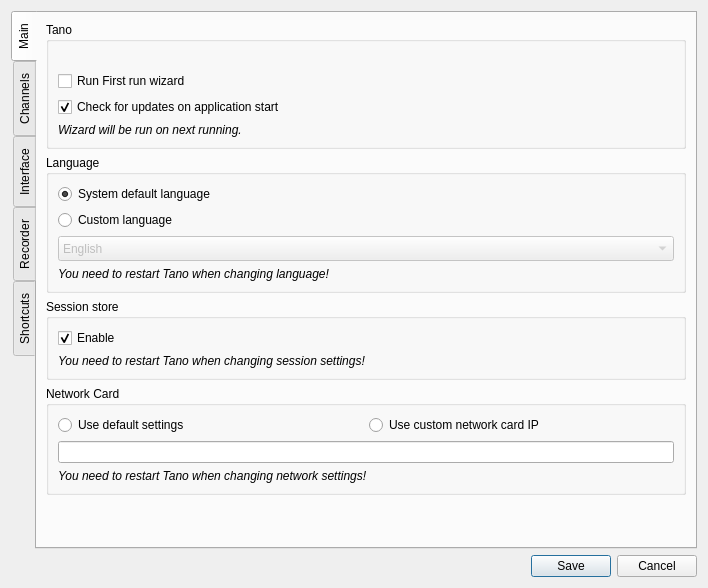
Qt form src/ui/EditSettings.ui (ntadej/tano) before a commit.
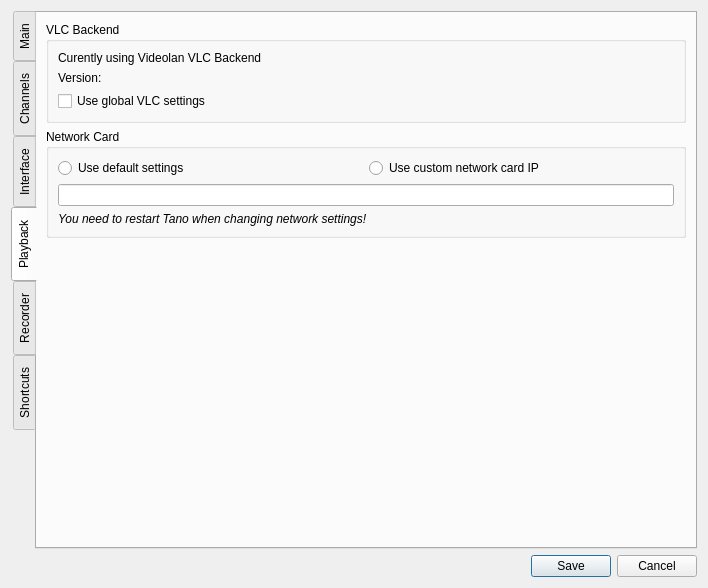
The same form after that commit. The open tabs and pages were chosen to show the change. Icons and pictures are not drawn. Custom widgets are drawn as their Qt base class.

Commit message: EpgShow loading view, TrayIcon merge, Settings updates; other minor bugfixes, optimisations, cleanups

What changed in the file:
```diff
--- a/src/ui/EditSettings.ui
+++ b/src/ui/EditSettings.ui
@@ -42,35 +42,71 @@
          <property name="title">
           <string>Tano</string>
          </property>
-         <layout class="QVBoxLayout" name="verticalLayout_10">
+         <layout class="QHBoxLayout" name="horizontalLayout_3">
           <item>
-           <widget class="QLabel" name="labelVersion">
-            <property name="text">
-             <string/>
-            </property>
-           </widget>
+           <layout class="QVBoxLayout" name="verticalLayout_10">
+            <item>
+             <widget class="QLabel" name="labelVersion">
+              <property name="text">
+               <string/>
+              </property>
+             </widget>
+            </item>
+            <item>
+             <widget class="QCheckBox" name="checkWizard">
+              <property name="text">
+               <string>Run First run wizard</string>
+              </property>
+             </widget>
+            </item>
+            <item>
+             <widget class="QCheckBox" name="checkUpdates">
+              <property name="text">
+               <string>Check for updates on application start</string>
+              </property>
+              <property name="checked">
+               <bool>true</bool>
+              </property>
+             </widget>
+            </item>
+            <item>
+             <widget class="QLabel" name="labelWizard">
+              <property name="text">
+               <string>&lt;i&gt;Wizard will be run after restart.&lt;/i&gt;</string>
+              </property>
+             </widget>
+            </item>
+            <item>
+             <spacer name="verticalSpacer_6">
+              <property name="orientation">
+               <enum>Qt::Vertical</enum>
+              </property>
+              <property name="sizeType">
+               <enum>QSizePolicy::Maximum</enum>
+              </property>
+              <property name="sizeHint" stdset="0">
+               <size>
+                <width>20</width>
+                <height>40</height>
+               </size>
+              </property>
+             </spacer>
+            </item>
+           </layout>
           </item>
           <item>
-           <widget class="QCheckBox" name="checkWizard">
-            <property name="text">
-             <string>Run First run wizard</string>
+           <widget class="QLabel" name="labelLogo">
+            <property name="sizePolicy">
+             <sizepolicy hsizetype="Maximum" vsizetype="Maximum">
+              <horstretch>0</horstretch>
+              <verstretch>0</verstretch>
+             </sizepolicy>
             </property>
-           </widget>
-          </item>
-          <item>
-           <widget class="QCheckBox" name="checkUpdates">
-            <property name="text">
-             <string>Check for updates on application start</string>
+            <property name="pixmap">
+             <pixmap resource="images.qrc">:/icons/images/tano.png</pixmap>
             </property>
-            <property name="checked">
-             <bool>true</bool>
-            </property>
-           </widget>
-          </item>
-          <item>
-           <widget class="QLabel" name="labelWizard">
-            <property name="text">
-             <string>&lt;i&gt;Wizard will be run on next running.&lt;/i&gt;</string>
+            <property name="alignment">
+             <set>Qt::AlignRight|Qt::AlignTrailing|Qt::AlignVCenter</set>
             </property>
            </widget>
           </item>
@@ -84,7 +120,7 @@
          </property>
          <layout class="QVBoxLayout">
           <item>
-           <widget class="QRadioButton" name="radioDefault">
+           <widget class="QRadioButton" name="radioDefaultLanguage">
             <property name="text">
              <string>System default language</string>
             </property>
@@ -94,14 +130,14 @@
            </widget>
           </item>
           <item>
-           <widget class="QRadioButton" name="radioCustom">
+           <widget class="QRadioButton" name="radioCustomLanguage">
             <property name="text">
              <string>Custom language</string>
             </property>
            </widget>
           </item>
           <item>
-           <widget class="QComboBox" name="comboBox">
+           <widget class="QComboBox" name="languageComboBox">
             <property name="enabled">
              <bool>false</bool>
             </property>
@@ -159,43 +195,6 @@
          </layout>
         </widget>
        </item>
-       <item>
-        <widget class="QGroupBox" name="networkBox">
-         <property name="title">
-          <string>Network Card</string>
-         </property>
-         <layout class="QVBoxLayout" name="verticalLayout_15">
-          <item>
-           <layout class="QHBoxLayout" name="horizontalLayout">
-            <item>
-             <widget class="QRadioButton" name="radioNDefault">
-              <property name="text">
-               <string>Use default settings</string>
-              </property>
-             </widget>
-            </item>
-            <item>
-             <widget class="QRadioButton" name="radioNCustom">
-              <property name="text">
-               <string>Use custom network card IP</string>
-              </property>
-             </widget>
-            </item>
-           </layout>
-          </item>
-          <item>
-           <widget class="QLineEdit" name="editNetwork"/>
-          </item>
-          <item>
-           <widget class="QLabel" name="labelNetwork">
-            <property name="text">
-             <string>&lt;i&gt;You need to restart Tano when changing network settings!&lt;/i&gt;</string>
-            </property>
-           </widget>
-          </item>
-         </layout>
-        </widget>
-       </item>
        <item>
         <spacer name="verticalSpacer">
          <property name="orientation">
@@ -217,7 +216,7 @@
       </attribute>
       <layout class="QVBoxLayout" name="verticalLayout_14">
        <item>
-        <widget class="QGroupBox" name="defaultBox">
+        <widget class="QGroupBox" name="defaultPlaylistBox">
          <property name="title">
           <string>Default Channel list</string>
          </property>
@@ -225,7 +224,7 @@
           <item>
            <layout class="QHBoxLayout" name="typeLayout">
             <item>
-             <widget class="QRadioButton" name="radioPreset">
+             <widget class="QRadioButton" name="radioPresetPlaylist">
               <property name="text">
                <string>Preset</string>
               </property>
@@ -235,7 +234,7 @@
              </widget>
             </item>
             <item>
-             <widget class="QRadioButton" name="radioBrowse">
+             <widget class="QRadioButton" name="radioCustomPlaylist">
               <property name="text">
                <string>Custom</string>
               </property>
@@ -246,14 +245,14 @@
           <item>
            <layout class="QHBoxLayout" name="browseLayout">
             <item>
-             <widget class="QLabel" name="pLabel">
+             <widget class="QLabel" name="labelBrowse">
               <property name="text">
                <string>Browse:</string>
               </property>
              </widget>
             </item>
             <item>
-             <widget class="QLineEdit" name="pEdit">
+             <widget class="QLineEdit" name="editPlaylist">
               <property name="text">
                <string/>
               </property>
@@ -282,13 +281,13 @@
         </widget>
        </item>
        <item>
-        <widget class="QGroupBox" name="groupBoxPresets">
+        <widget class="QGroupBox" name="presetsBox">
          <property name="title">
           <string>Presets</string>
          </property>
          <layout class="QVBoxLayout" name="verticalLayout_13">
           <item>
-           <widget class="QLabel" name="label">
+           <widget class="QLabel" name="labelSiol">
             <property name="text">
              <string>SiOL</string>
             </property>
@@ -309,7 +308,7 @@
            </widget>
           </item>
           <item>
-           <widget class="QLabel" name="label_2">
+           <widget class="QLabel" name="labelT2">
             <property name="text">
              <string>T-2</string>
             </property>
@@ -408,7 +407,7 @@
          </property>
          <layout class="QVBoxLayout" name="verticalLayout_11">
           <item>
-           <widget class="QRadioButton" name="channelRadio">
+           <widget class="QRadioButton" name="radioWheelChannel">
             <property name="text">
              <string>Change channel</string>
             </property>
@@ -418,7 +417,7 @@
            </widget>
           </item>
           <item>
-           <widget class="QRadioButton" name="volumeRadio">
+           <widget class="QRadioButton" name="radioWheelVolume">
             <property name="text">
              <string>Change volume</string>
             </property>
@@ -475,6 +474,113 @@
        </item>
       </layout>
      </widget>
+     <widget class="QWidget" name="tabVlc">
+      <attribute name="title">
+       <string>Playback</string>
+      </attribute>
+      <layout class="QVBoxLayout" name="verticalLayout_16">
+       <item>
+        <widget class="QGroupBox" name="vlcBox">
+         <property name="title">
+          <string>VLC Backend</string>
+         </property>
+         <layout class="QHBoxLayout" name="horizontalLayout_2">
+          <item>
+           <layout class="QVBoxLayout" name="verticalLayout_17">
+            <item>
+             <widget class="QLabel" name="labelVlc">
+              <property name="text">
+               <string>Curently using Videolan VLC Backend</string>
+              </property>
+             </widget>
+            </item>
+            <item>
+             <widget class="QLabel" name="labelVlcVersion">
+              <property name="text">
+               <string>Version:</string>
+              </property>
+             </widget>
+            </item>
+            <item>
+             <widget class="QCheckBox" name="checkVlc">
+              <property name="text">
+               <string>Use global VLC settings</string>
+              </property>
+             </widget>
+            </item>
+           </layout>
+          </item>
+          <item>
+           <widget class="QLabel" name="labelVlcIcon">
+            <property name="sizePolicy">
+             <sizepolicy hsizetype="Maximum" vsizetype="Preferred">
+              <horstretch>0</horstretch>
+              <verstretch>0</verstretch>
+             </sizepolicy>
+            </property>
+            <property name="pixmap">
+             <pixmap resource="images.qrc">:/icons/images/vlc.png</pixmap>
+            </property>
+            <property name="alignment">
+             <set>Qt::AlignRight|Qt::AlignTrailing|Qt::AlignVCenter</set>
+            </property>
+           </widget>
+          </item>
+         </layout>
+        </widget>
+       </item>
+       <item>
+        <widget class="QGroupBox" name="networkBox">
+         <property name="title">
+          <string>Network Card</string>
+         </property>
+         <layout class="QVBoxLayout" name="verticalLayout_15">
+          <item>
+           <layout class="QHBoxLayout" name="horizontalLayout">
+            <item>
+             <widget class="QRadioButton" name="radioNetworkDefault">
+              <property name="text">
+               <string>Use default settings</string>
+              </property>
+             </widget>
+            </item>
+            <item>
+             <widget class="QRadioButton" name="radioNetworkCustom">
+              <property name="text">
+               <string>Use custom network card IP</string>
+              </property>
+             </widget>
+            </item>
+           </layout>
+          </item>
+          <item>
+           <widget class="QLineEdit" name="editNetwork"/>
+          </item>
+          <item>
+           <widget class="QLabel" name="labelNetwork">
+            <property name="text">
+             <string>&lt;i&gt;You need to restart Tano when changing network settings!&lt;/i&gt;</string>
+            </property>
+           </widget>
+          </item>
+         </layout>
+        </widget>
+       </item>
+       <item>
+        <spacer name="verticalSpacer_5">
+         <property name="orientation">
+          <enum>Qt::Vertical</enum>
+         </property>
+         <property name="sizeHint" stdset="0">
+          <size>
+           <width>20</width>
+           <height>320</height>
+          </size>
+         </property>
+        </spacer>
+       </item>
+      </layout>
+     </widget>
      <widget class="QWidget" name="tabRecorder">
       <attribute name="title">
        <string>Recorder</string>
@@ -506,14 +612,14 @@
           <item>
            <layout class="QHBoxLayout" name="browseLayoutDir">
             <item>
-             <widget class="QLabel" name="pLabelDir">
+             <widget class="QLabel" name="labelBrowseRecorder">
               <property name="text">
                <string>Browse:</string>
               </property>
              </widget>
             </item>
             <item>
-             <widget class="QLineEdit" name="pEditDir">
+             <widget class="QLineEdit" name="editRecorder">
               <property name="text">
                <string/>
               </property>
@@ -523,14 +629,14 @@
              </widget>
             </item>
             <item>
-             <widget class="QToolButton" name="buttonBrowseDir">
+             <widget class="QToolButton" name="buttonBrowseRecorder">
               <property name="text">
                <string>...</string>
               </property>
              </widget>
             </item>
             <item>
-             <widget class="QPushButton" name="buttonResetDir">
+             <widget class="QPushButton" name="buttonResetRecorder">
               <property name="text">
                <string>Reset</string>
               </property>
```
The commit also changes 47 other files.
